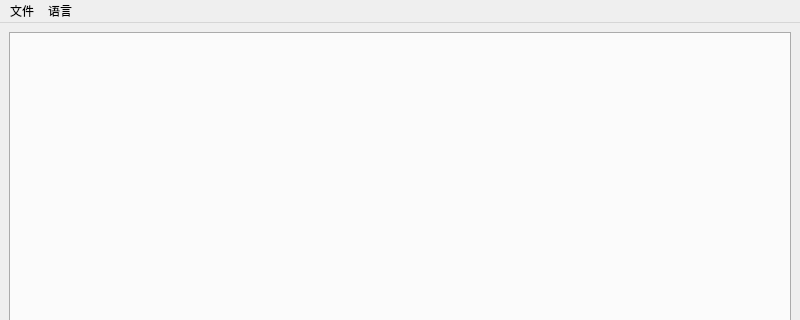
This is curvefont.ui in Pansy7wuwu/Curve as Qt 5 draws it before an edit; both pictures show x 0 to 800 and y 0 to 320 of the 800 by 600 pixel window. The edited form follows.
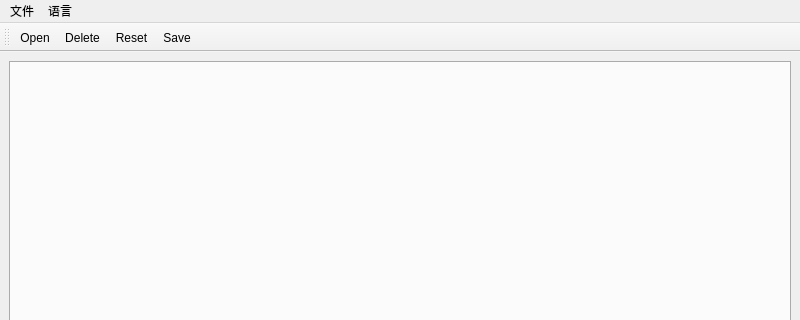
This is the edited form. Icons and pictures are not drawn.

```diff
--- a/curvefont.ui
+++ b/curvefont.ui
@@ -1294,6 +1294,21 @@
    <addaction name="menu"/>
   </widget>
   <widget class="QStatusBar" name="statusbar"/>
+  <widget class="QToolBar" name="toolBar">
+   <property name="windowTitle">
+    <string>toolBar</string>
+   </property>
+   <attribute name="toolBarArea">
+    <enum>TopToolBarArea</enum>
+   </attribute>
+   <attribute name="toolBarBreak">
+    <bool>false</bool>
+   </attribute>
+   <addaction name="actionOpenFile"/>
+   <addaction name="actionDelete"/>
+   <addaction name="actionReset"/>
+   <addaction name="actionSave"/>
+  </widget>
   <action name="actionExit">
    <property name="text">
     <string>退出</string>
@@ -1375,6 +1390,45 @@
     <string>HistoryFile9</string>
    </property>
   </action>
+  <action name="actionOpenFile">
+   <property name="icon">
+    <iconset resource="RES.qrc">
+     <normaloff>:/Image/Icon/OpenFile.png</normaloff>:/Image/Icon/OpenFile.png</iconset>
+   </property>
+   <property name="text">
+    <string>Open</string>
+   </property>
+   <property name="toolTip">
+    <string>OpenFile</string>
+   </property>
+  </action>
+  <action name="actionDelete">
+   <property name="icon">
+    <iconset resource="RES.qrc">
+     <normaloff>:/Image/Icon/Delete.png</normaloff>:/Image/Icon/Delete.png</iconset>
+   </property>
+   <property name="text">
+    <string>Delete</string>
+   </property>
+  </action>
+  <action name="actionReset">
+   <property name="icon">
+    <iconset resource="RES.qrc">
+     <normaloff>:/Image/Icon/Reset.png</normaloff>:/Image/Icon/Reset.png</iconset>
+   </property>
+   <property name="text">
+    <string>Reset</string>
+   </property>
+  </action>
+  <action name="actionSave">
+   <property name="icon">
+    <iconset resource="RES.qrc">
+     <normaloff>:/Image/Icon/Save.png</normaloff>:/Image/Icon/Save.png</iconset>
+   </property>
+   <property name="text">
+    <string>Save</string>
+   </property>
+  </action>
  </widget>
  <resources/>
  <connections/>
```
Left out of the diff: 4 changed lines with no effect on the pictures.
